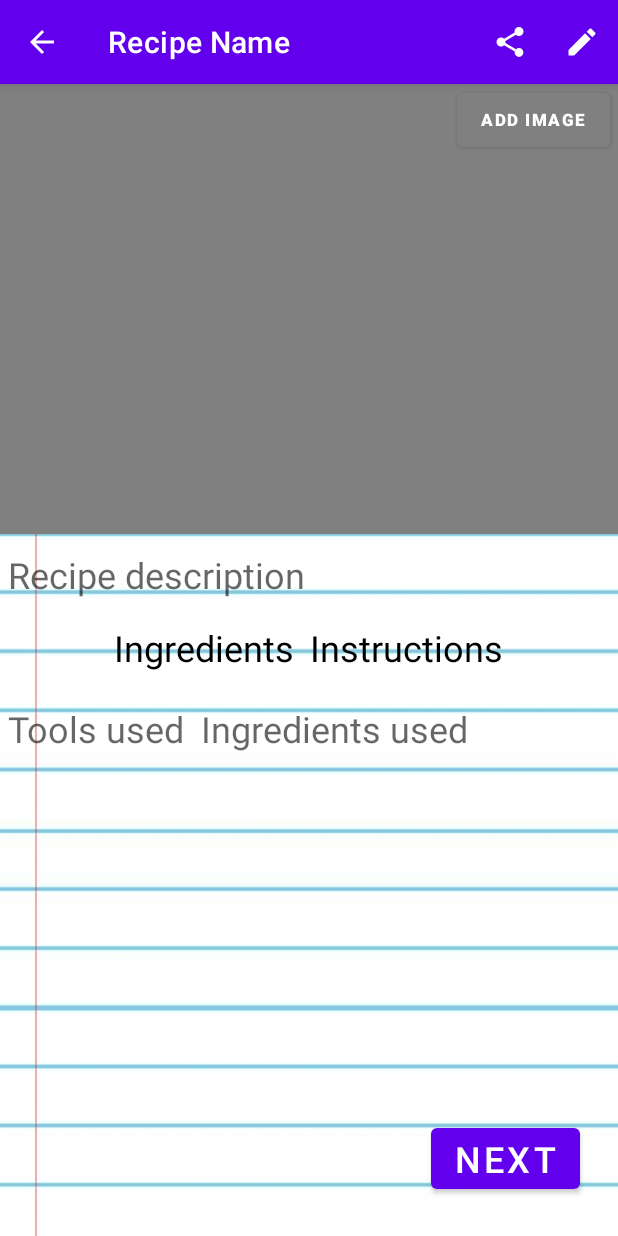
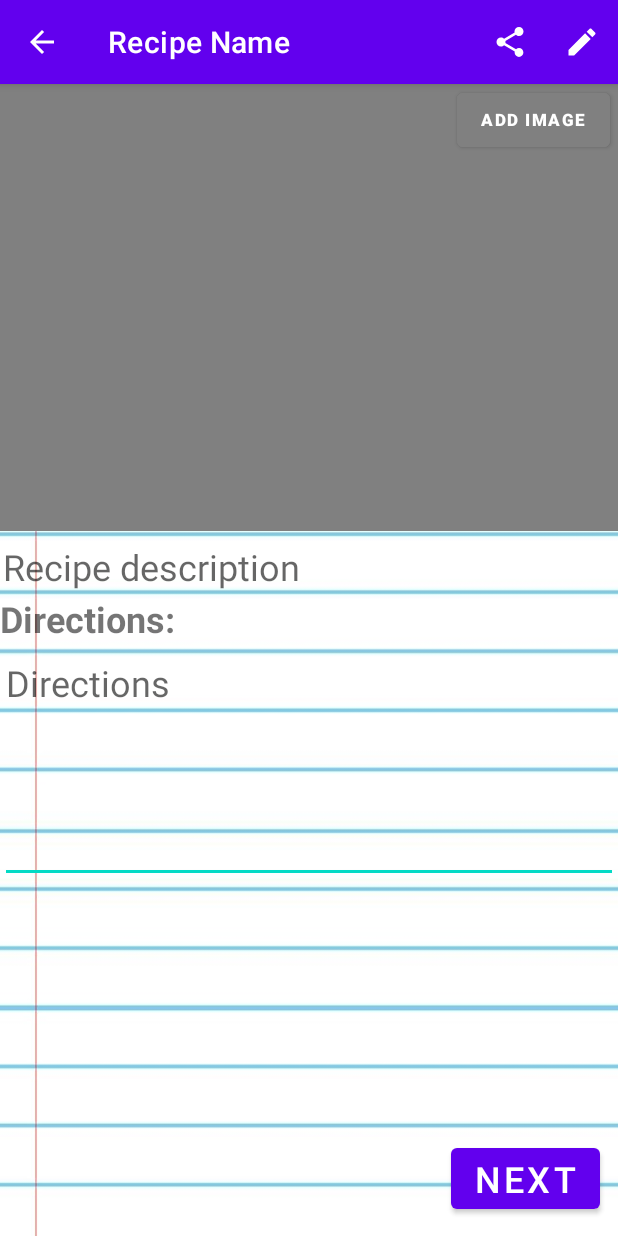
Before and after one commit to ndbautista100/MyScratchApp, an Android app: the RecipePageActivity screen opened directly, with no data from a screen before it, on a phone screen of 412 x 824 dp. Run offline under Robolectric (Android 15) with nearby library versions, the phone set to English and light mode, and no system bars; our stand-ins replace Firebase (no records; nobody signed in at launch, a user with empty details on screens opened directly).

Commit message:
Changed the layout fragments to include the description and instructions of the recipe. The RecipePageActivity now has the directions edit text so a user can enter the directions for the recipe.

```diff
--- a/login_screen/app/src/main/res/layout/activity_recipe_page.xml
+++ b/login_screen/app/src/main/res/layout/activity_recipe_page.xml
@@ -1,13 +1,12 @@
 <?xml version="1.0" encoding="utf-8"?>
-<RelativeLayout
-    xmlns:android="http://schemas.android.com/apk/res/android"
+<RelativeLayout xmlns:android="http://schemas.android.com/apk/res/android"
+    xmlns:app="http://schemas.android.com/apk/res-auto"
     xmlns:tools="http://schemas.android.com/tools"
-    xmlns:app="http://schemas.android.com/apk/res-auto"
-    tools:context=".RecipePageActivity"
     android:layout_width="match_parent"
     android:layout_height="match_parent"
     android:background="@drawable/notebook_background"
-    android:orientation="vertical">
+    android:orientation="vertical"
+    tools:context=".RecipePageActivity">
 
     <com.google.android.material.appbar.AppBarLayout
         android:id="@+id/appBarLayoutRecipePage"
@@ -29,20 +28,20 @@
         android:id="@+id/addImageButton"
         android:layout_width="wrap_content"
         android:layout_height="wrap_content"
+        android:layout_below="@id/appBarLayoutRecipePage"
         android:layout_alignParentEnd="true"
         android:layout_marginEnd="5dp"
-        android:layout_below="@id/appBarLayoutRecipePage"
+        android:backgroundTint="@color/gray"
+        android:text="@string/add_image"
         android:textSize="11sp"
-        android:textStyle="bold"
-        android:backgroundTint="@color/gray"
-        android:text="@string/add_image" />
+        android:textStyle="bold" />
 
     <ImageView
         android:id="@+id/recipeImageView"
         android:layout_width="match_parent"
         android:layout_height="300dp"
         android:layout_below="@id/appBarLayoutRecipePage"
-        android:layout_centerHorizontal="true"
+        android:layout_marginTop="-2dp"
         android:layout_marginBottom="5dp"
         android:background="@color/gray"
         android:scaleType="centerCrop"
@@ -53,80 +52,44 @@
         android:layout_width="match_parent"
         android:layout_height="wrap_content"
         android:layout_below="@id/recipeImageView"
-        android:layout_marginStart="5dp"
-        android:layout_marginTop="5dp"
-        android:layout_marginEnd="5dp"
-        android:layout_marginBottom="5dp"
-        android:hint="@string/recipe_description"/>
+        android:layout_marginStart="2dp"
+        android:layout_marginTop="2dp"
+        android:layout_marginEnd="2dp"
+        android:layout_marginBottom="2dp"
+        android:hint="@string/recipe_description" />
 
-    <LinearLayout
-        android:id="@+id/ingredientsAndInstructionsHeaderLinearLayout"
-        android:layout_width="wrap_content"
+
+
+
+
+    <androidx.constraintlayout.widget.ConstraintLayout
+        android:id="@+id/directionsConstraintLayout"
+        android:layout_width="match_parent"
         android:layout_height="wrap_content"
-        android:orientation="horizontal"
-        android:layout_centerHorizontal="true"
-        android:layout_below="@id/recipePageDescriptionTextView"
-        android:layout_marginTop="5dp"
-        android:layout_marginBottom="5dp">
+        android:layout_below="@id/recipePageDescriptionTextView">
 
         <TextView
-            android:id="@+id/ingredientsPageHeaderTextView"
+            android:id="@+id/directionsHeader"
             android:layout_width="wrap_content"
             android:layout_height="wrap_content"
-            android:text="@string/ingredients"
-            android:textColor="@color/black"
-            android:layout_marginStart="25dp"
-            android:layout_marginEnd="5dp"
-            android:layout_marginTop="5dp"
-            android:layout_marginBottom="5dp" />
+            android:text="Directions:"
+            android:textStyle="bold"
+            app:layout_constraintStart_toStartOf="parent"
+            app:layout_constraintTop_toTopOf="@id/directionsConstraintLayout" />
 
-        <TextView
-            android:id="@+id/instructionsPageHeaderTextView"
-            android:layout_width="wrap_content"
-            android:layout_height="wrap_content"
-            android:text="@string/instructions"
-            android:textColor="@color/black"
-            android:layout_marginStart="5dp"
-            android:layout_marginEnd="25dp"
-            android:layout_marginTop="5dp"
-            android:layout_marginBottom="5dp" />
 
-    </LinearLayout>
+        <EditText
+            android:id="@+id/directionsEditText"
+            android:layout_width="match_parent"
+            android:layout_height="160dp"
+            android:hint="Directions"
+            android:gravity="start"
+            android:inputType="textMultiLine"
+            app:layout_constraintStart_toStartOf="parent"
+            app:layout_constraintTop_toBottomOf="@id/directionsHeader" />
 
-    <LinearLayout
-        android:id="@+id/ingredientsAndInstructionsLinearLayout"
-        android:layout_width="match_parent"
-        android:layout_height="wrap_content"
-        android:orientation="horizontal"
-        android:layout_centerHorizontal="true"
-        android:layout_below="@id/ingredientsAndInstructionsHeaderLinearLayout"
-        android:layout_marginTop="5dp"
-        android:layout_marginBottom="5dp">
 
-        <TextView
-            android:id="@+id/toolsTextViewRecipePage"
-            android:layout_width="wrap_content"
-            android:layout_height="wrap_content"
-            android:layout_marginStart="5dp"
-            android:layout_marginTop="5dp"
-            android:layout_marginEnd="5dp"
-            android:layout_marginBottom="5dp"
-            android:textColor="@color/black"
-            android:hint="@string/tools_used"/>
-
-        <TextView
-            android:id="@+id/ingredientsTextViewRecipePage"
-            android:layout_width="wrap_content"
-            android:layout_height="wrap_content"
-            android:layout_marginStart="5dp"
-            android:layout_marginTop="5dp"
-            android:layout_marginEnd="5dp"
-            android:layout_marginBottom="5dp"
-            android:textColor="@color/black"
-            android:hint="@string/ingredients_used"/>
-
-    </LinearLayout>
-
+    </androidx.constraintlayout.widget.ConstraintLayout>
 
     <Button
         android:id="@+id/nextButton"
@@ -134,8 +97,8 @@
         android:layout_height="wrap_content"
         android:layout_alignParentRight="true"
         android:layout_alignParentBottom="true"
-        android:layout_marginEnd="25dp"
-        android:layout_marginBottom="25dp"
+        android:layout_marginEnd="12dp"
+        android:layout_marginBottom="12dp"
         android:text="Next" />
 
 
```
Also changed, not shown: login_screen/app/src/main/java/classes/Recipe.java (+29 -8 lines), login_screen/app/src/main/java/com/example/scratchappfeature/LayoutFragment.java (+7 -1 lines), login_screen/app/src/main/java/com/example/scratchappfeature/RecipePageActivity.java (+12 -4 lines), login_screen/app/src/main/res/layout/fragment_layout_four.xml (+16 -1 lines), login_screen/app/src/main/res/layout/fragment_layout_one.xml (+17 -1 lines), login_screen/app/src/main/res/layout/fragment_layout_three.xml (+17 -2 lines), login_screen/app/src/main/res/layout/fragment_layout_two.xml (+16 -1 lines).
